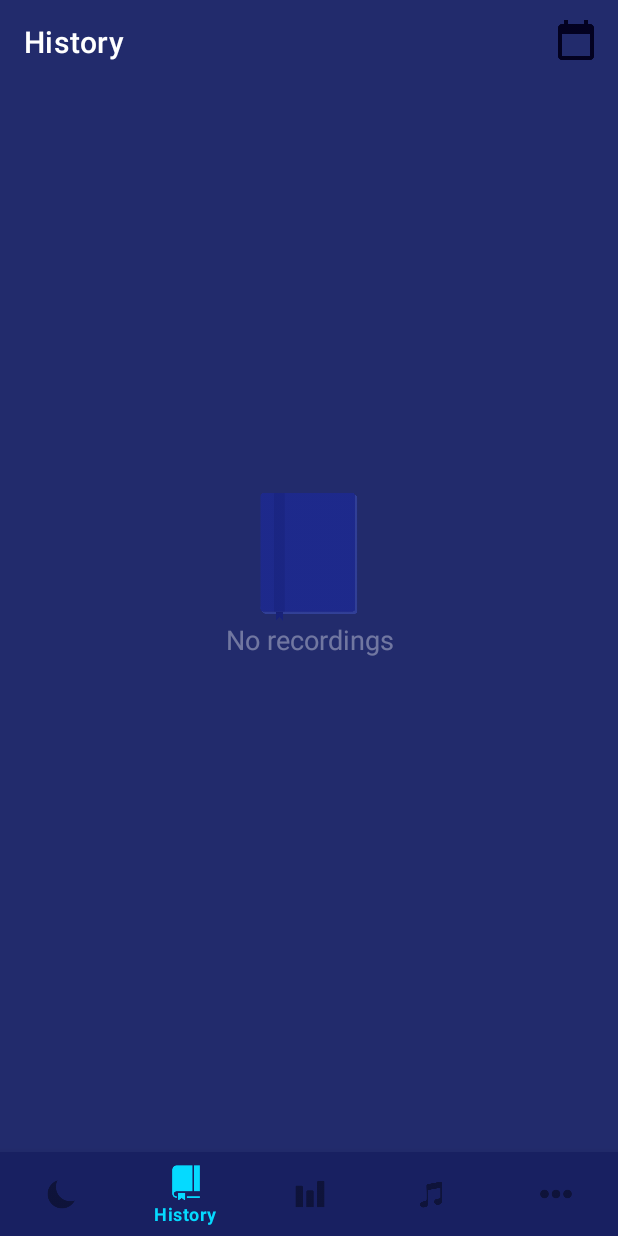
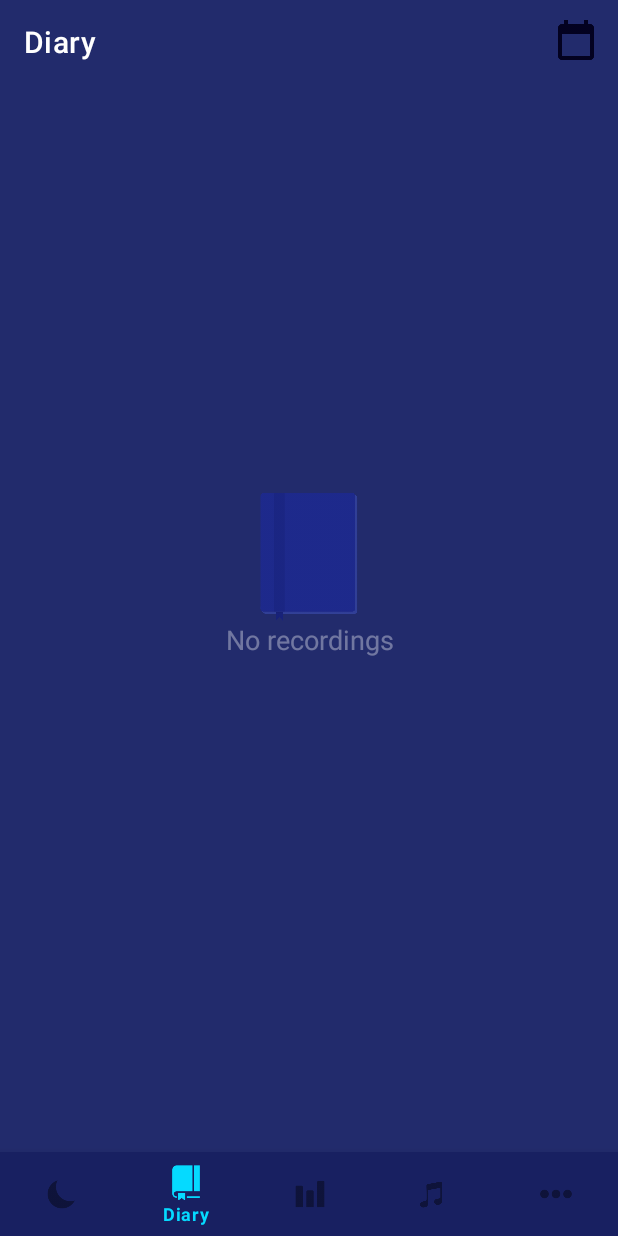
Before and after one commit to korvin432/Slimbo, an Android app: the screen it shows after launch (MainActivity), item 2 of the bottom bar chosen, on a phone screen of 412 x 824 dp. Run offline under Robolectric (Android 15) with nearby library versions, the phone set to English and light mode, and no system bars; our stand-ins replace Firebase (no records; nobody signed in at launch, a user with empty details on screens opened directly), Room's generated code, navigation-ui; libraries missing offline, so code that uses them is left out: com.github.mikephil.charting.

Commit message:
anti snore recyclerview height. changed history to diary

```diff
--- a/app/build.gradle
+++ b/app/build.gradle
@@ -13,7 +13,7 @@ android {
         applicationId "com.mindyapps.asleep"
         minSdkVersion 21
         targetSdkVersion 29
-        versionCode 1
+        versionCode 2
         versionName "1.0"
 
         testInstrumentationRunner "androidx.test.runner.AndroidJUnitRunner"
@@ -83,6 +83,10 @@ dependencies {
     //FlexBox
     implementation 'com.google.android:flexbox:2.0.1'
 
+    //Billing
+    def billing_version = "3.0.0"
+    implementation "com.android.billingclient:billing-ktx:$billing_version"
+
     // Kotlin Android Coroutines
     implementation 'org.jetbrains.kotlinx:kotlinx-coroutines-core:1.3.5'
     implementation "org.jetbrains.kotlinx:kotlinx-coroutines-android:1.3.0"
--- a/app/src/main/java/com/mindyapps/asleep/ui/history/HistoryFragment.kt
+++ b/app/src/main/java/com/mindyapps/asleep/ui/history/HistoryFragment.kt
@@ -30,6 +30,7 @@ import kotlin.collections.ArrayList
 
 
 class HistoryFragment : Fragment() {
+
     private var repository = SlimboRepositoryImpl()
     private lateinit var viewModel: HistoryViewModel
     private lateinit var menu: Menu
--- a/app/src/main/res/layout/anti_snore_fragment.xml
+++ b/app/src/main/res/layout/anti_snore_fragment.xml
@@ -59,8 +59,7 @@
             <androidx.recyclerview.widget.RecyclerView
                 android:id="@+id/alarm_recycler"
                 android:layout_width="match_parent"
-                android:layout_height="wrap_content"
-                android:clickable="true"
+                android:layout_height="228dp"
                 android:layout_marginTop="5dp" />
 
         </LinearLayout>
--- a/app/src/main/res/menu/bottom_nav_menu.xml
+++ b/app/src/main/res/menu/bottom_nav_menu.xml
@@ -9,7 +9,7 @@
     <item
         android:id="@+id/history"
         android:icon="@drawable/ic_history"
-        android:title="@string/title_history" />
+        android:title="@string/diary" />
 
     <item
         android:id="@+id/statistics"
--- a/app/src/main/res/navigation/history.xml
+++ b/app/src/main/res/navigation/history.xml
@@ -9,7 +9,7 @@
         android:id="@+id/navigation_history"
         android:name="com.mindyapps.asleep.ui.history.HistoryFragment"
         tools:layout="@layout/fragment_history"
-        android:label="@string/title_history" >
+        android:label="@string/diary" >
         <action
             android:id="@+id/action_navigation_history_to_recordingFragment2"
             app:destination="@id/recording_fragment" />
--- a/app/src/main/res/values/strings.xml
+++ b/app/src/main/res/values/strings.xml
@@ -120,6 +120,7 @@
     <string name="credits">Music:\nhttp://www.orangefreesounds.com\nMystic Sea by Glitch | https://soundcloud.com/glitch\nMusic promoted by https://www.free-stock-music.com\nCreative Commons Attribution 3.0 Unported License\nhttps://creativecommons.org/licenses/by/3.0/deed.en_US\nLooking At The Night Sky by Glitch | https://soundcloud.com/glitch\nMusic promoted by https://www.free-stock-music.com\nCreative Commons Attribution 3.0 Unported License\nhttps://creativecommons.org/licenses/by/3.0/deed.en_US\n reNovation by airtone © copyright 2019 Licensed under a Creative Commons Attribution (3.0) license. http://dig.ccmixter.org/files/airtone/60674\nBlack to the Night (1000 Ways Mix) by SackJo22 © copyright 2019 Licensed under a Creative Commons Attribution (3.0) license. http://dig.ccmixter.org/files/SackJo22/60660 Ft: Scomber\nAutumn\'s Dream Lullaby by gurdonark © copyright 2017 Licensed under a Creative Commons Attribution license. http://dig.ccmixter.org/files/gurdonark/56524 Ft: Scomber</string>
     <string name="monitoring">Monitoring</string>
     <string name="don_t_show">Don\'t show this message again</string>
+    <string name="diary">Diary</string>
 
     <string-array name="repeat_minutes">
         <item>Never</item>
```
Also changed, not shown: 1 other file.
